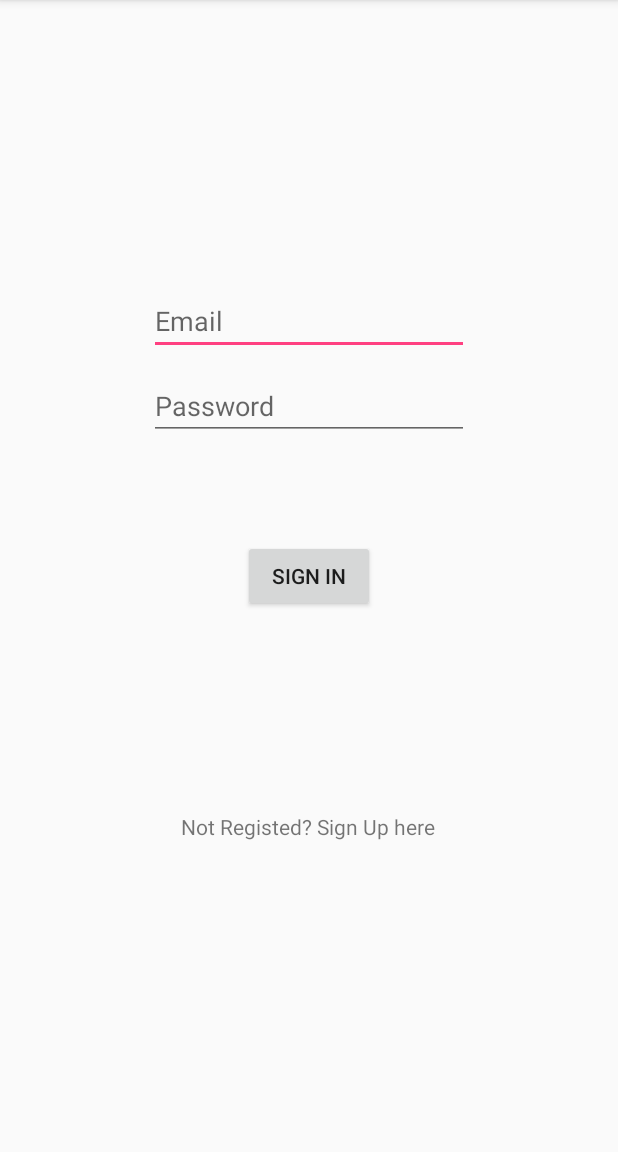
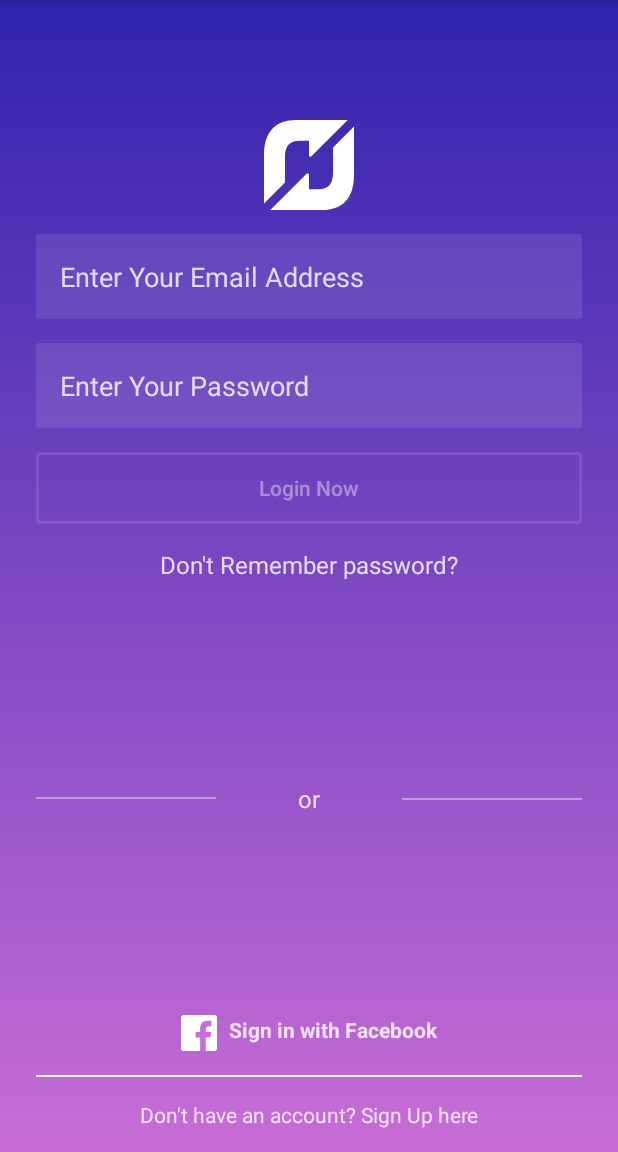
Before and after one commit to nickolastheodoulou/android_app, an Android app: the screen it shows after launch (LoginActivity), after a tap on "Already have an account? Sign in here", on a phone screen of 412 x 824 dp, the part 84-1236 px from its top. Run offline under Robolectric (Android 15) with nearby library versions, the phone set to English and light mode, and no system bars; our stand-ins replace Firebase (no records; nobody signed in at launch, a user with empty details on screens opened directly).

Commit message:
- Need to modify UI to my own design - Need to add sign up UI - Need to add buttons for 'DONT REMEMBER PASSWORF AND SIGN UP WITH FACEBOOK/GOOGLE?'

```diff
--- a/app/src/main/AndroidManifest.xml
+++ b/app/src/main/AndroidManifest.xml
@@ -11,7 +11,7 @@
         android:theme="@style/AppTheme">
         <activity android:name=".HomeActivity"></activity>
         <activity android:name=".LoginActivity"/>
-        <activity android:name=".MainActivity">
+        <activity android:name=".SignupActivity">
             <intent-filter>
                 <action android:name="android.intent.action.MAIN" />
 
--- a/app/src/main/java/com/example/myapplicationnick/HomeActivity.java
+++ b/app/src/main/java/com/example/myapplicationnick/HomeActivity.java
@@ -52,7 +52,7 @@ public class HomeActivity extends AppCompatActivity
             @Override
             public void onClick(View v) {
                 FirebaseAuth.getInstance().signOut();
-                Intent intToMain = new Intent(HomeActivity.this, MainActivity.class);
+                Intent intToMain = new Intent(HomeActivity.this, SignupActivity.class);
                 startActivity(intToMain);
             }
         });
--- a/app/src/main/java/com/example/myapplicationnick/LoginActivity.java
+++ b/app/src/main/java/com/example/myapplicationnick/LoginActivity.java
@@ -31,8 +31,8 @@ public class LoginActivity extends AppCompatActivity {
         setContentView(R.layout.activity_login);
 
         mFirebaseAuth = FirebaseAuth.getInstance();
-        emailId = findViewById(R.id.editText);
-        password = findViewById(R.id.editText2);
+        emailId = findViewById(R.id.txtemail);
+        password = findViewById(R.id.txtpassword);
         btnSignIn = findViewById(R.id.button);
         tvSignUp = findViewById(R.id.textView);
 
@@ -92,7 +92,7 @@ public class LoginActivity extends AppCompatActivity {
         tvSignUp.setOnClickListener(new View.OnClickListener() {
             @Override
             public void onClick(View v) {
-                Intent intSignUp = new Intent(LoginActivity.this, MainActivity.class);
+                Intent intSignUp = new Intent(LoginActivity.this, SignupActivity.class);
                 startActivity(intSignUp);
             }
         });
--- a/app/src/main/java/com/example/myapplicationnick/MainActivity.java
+++ b/app/src/main/java/com/example/myapplicationnick/SignupActivity.java
@@ -16,7 +16,7 @@ import com.google.android.gms.tasks.Task;
 import com.google.firebase.auth.AuthResult;
 import com.google.firebase.auth.FirebaseAuth;
 
-public class MainActivity extends AppCompatActivity {
+public class SignupActivity extends AppCompatActivity {
     EditText emailId, password;
     Button btnSignUp;
     TextView tvSignIn;
@@ -25,11 +25,11 @@ public class MainActivity extends AppCompatActivity {
     @Override
     protected void onCreate(Bundle savedInstanceState) {
         super.onCreate(savedInstanceState);
-        setContentView(R.layout.activity_main);
+        setContentView(R.layout.activity_signup);
 
         mFirebaseAuth = FirebaseAuth.getInstance();
-        emailId = findViewById(R.id.editText);
-        password = findViewById(R.id.editText2);
+        emailId = findViewById(R.id.txtemail);
+        password = findViewById(R.id.txtpassword);
         btnSignUp = findViewById(R.id.button);
         tvSignIn = findViewById(R.id.textView);
         btnSignUp.setOnClickListener(new View.OnClickListener() {
@@ -46,23 +46,23 @@ public class MainActivity extends AppCompatActivity {
                     password.requestFocus();
                 }
                 else  if(email.isEmpty() && pwd.isEmpty()){
-                    Toast.makeText(MainActivity.this,"Fields Are Empty!",Toast.LENGTH_SHORT).show();
+                    Toast.makeText(SignupActivity.this,"Fields Are Empty!",Toast.LENGTH_SHORT).show();
                 }
                 else  if(!(email.isEmpty() && pwd.isEmpty())){
-                    mFirebaseAuth.createUserWithEmailAndPassword(email, pwd).addOnCompleteListener(MainActivity.this, new OnCompleteListener<AuthResult>() {
+                    mFirebaseAuth.createUserWithEmailAndPassword(email, pwd).addOnCompleteListener(SignupActivity.this, new OnCompleteListener<AuthResult>() {
                         @Override
                         public void onComplete(@NonNull Task<AuthResult> task) {
                             if(!task.isSuccessful()){
-                                Toast.makeText(MainActivity.this,"SignUp Unsuccessful, Please Try Again",Toast.LENGTH_SHORT).show();
+                                Toast.makeText(SignupActivity.this,"SignUp Unsuccessful, Please Try Again",Toast.LENGTH_SHORT).show();
                             }
                             else {
-                                startActivity(new Intent(MainActivity.this,HomeActivity.class));
+                                startActivity(new Intent(SignupActivity.this,HomeActivity.class));
                             }
                         }
                     });
                 }
                 else{
-                    Toast.makeText(MainActivity.this,"Error Occurred!",Toast.LENGTH_SHORT).show();
+                    Toast.makeText(SignupActivity.this,"Error Occurred!",Toast.LENGTH_SHORT).show();
 
                 }
             }
@@ -71,7 +71,7 @@ public class MainActivity extends AppCompatActivity {
         tvSignIn.setOnClickListener(new View.OnClickListener() {
             @Override
             public void onClick(View v) {
-                Intent i = new Intent(MainActivity.this,LoginActivity.class);
+                Intent i = new Intent(SignupActivity.this,LoginActivity.class);
                 startActivity(i);
             }
         });
--- /dev/null
+++ b/app/src/main/res/drawable/ic_if_square_facebook.xml
@@ -0,0 +1,5 @@
+<vector android:height="24dp" android:viewportHeight="32.0"
+    android:viewportWidth="32.0" android:width="24dp" xmlns:android="http://schemas.android.com/apk/res/android">
+    <path android:fillColor="#ffffff" android:pathData="M32,30c0,1.1 -0.9,2 -2,2H2c-1.1,0 -2,-0.9 -2,-2V2c0,-1.1 0.9,-2 2,-2h28c1.1,0 2,0.9 2,2V30z"/>
+    <path android:fillColor="#c86dd7" android:pathData="M22,32V20h4l1,-5h-5v-2c0,-2 1,-3 3,-3h2V5c-1,0 -2.24,0 -4,0c-3.67,0 -6,2.88 -6,7v3h-4v5h4v12H22z"/>
+</vector>
--- a/app/src/main/res/layout/activity_login.xml
+++ b/app/src/main/res/layout/activity_login.xml
@@ -4,54 +4,163 @@
     xmlns:tools="http://schemas.android.com/tools"
     android:layout_width="match_parent"
     android:layout_height="match_parent"
-    tools:context=".LoginActivity">
+    android:background="@drawable/bg_login"
+    tools:context="com.example.myapplicationnick.LoginActivity">
+
+    <androidx.constraintlayout.widget.Guideline
+        android:id="@+id/guideline_left"
+        android:layout_width="wrap_content"
+        android:layout_height="wrap_content"
+        android:orientation="vertical"
+        app:layout_constraintGuide_begin="24dp" />
+
+    <androidx.constraintlayout.widget.Guideline
+        android:id="@+id/guideline_right"
+        android:layout_width="wrap_content"
+        android:layout_height="wrap_content"
+        android:orientation="vertical"
+        app:layout_constraintGuide_end="24dp" />
+
+
+    <ImageView
+        android:id="@+id/icon"
+        android:layout_width="wrap_content"
+        android:layout_height="wrap_content"
+        android:layout_marginTop="80dp"
+        android:contentDescription="@string/logo"
+        android:src="@drawable/ic_flattr"
+        app:layout_constraintEnd_toStartOf="@+id/guideline_right"
+        app:layout_constraintStart_toStartOf="@+id/guideline_left"
+        app:layout_constraintTop_toTopOf="parent" />
 
     <EditText
-        android:id="@+id/editText"
+        android:id="@+id/txtemail"
+        android:layout_width="0dp"
+        android:layout_height="wrap_content"
+        android:layout_marginTop="16dp"
+        android:background="@drawable/et_bg"
+        android:hint="@string/email"
+        android:inputType="textEmailAddress"
+        android:padding="16dp"
+        android:textColorHint="@color/login_form_details"
+        app:layout_constraintEnd_toStartOf="@id/guideline_right"
+        app:layout_constraintStart_toStartOf="@id/guideline_left"
+        app:layout_constraintTop_toBottomOf="@+id/icon" />
+
+    <EditText
+        android:id="@+id/txtpassword"
+        android:layout_width="0dp"
+        android:layout_height="wrap_content"
+        android:layout_marginTop="16dp"
+        android:background="@drawable/et_bg"
+        android:hint="@string/password"
+        android:inputType="textPassword"
+        android:padding="16dp"
+        android:textColorHint="@color/login_form_details"
+        app:layout_constraintEnd_toStartOf="@id/guideline_right"
+        app:layout_constraintStart_toStartOf="@id/guideline_left"
+        app:layout_constraintTop_toBottomOf="@+id/txtemail" />
+
+
+    <Button
+        android:id="@+id/button"
+        android:layout_width="0dp"
+        android:layout_height="wrap_content"
+        android:layout_marginTop="16dp"
+        android:background="@drawable/btn_bg"
+        android:text="Login Now"
+        android:textAllCaps="false"
+        android:textColor="@color/login_form_details_medium"
+        app:layout_constraintEnd_toStartOf="@+id/guideline_right"
+        app:layout_constraintStart_toStartOf="@+id/guideline_left"
+        app:layout_constraintTop_toBottomOf="@id/txtpassword" />
+
+    <TextView
+        android:id="@+id/forgot_password"
         android:layout_width="wrap_content"
         android:layout_height="wrap_content"
-        android:ems="10"
-        android:hint="Email"
-        android:inputType="textEmailAddress"
-        app:layout_constraintBottom_toBottomOf="parent"
-        app:layout_constraintEnd_toEndOf="parent"
-        app:layout_constraintStart_toStartOf="parent"
-        app:layout_constraintTop_toTopOf="parent"
-        app:layout_constraintVertical_bias="0.265" />
+        android:layout_marginTop="16dp"
+        android:text="@string/don_t_remember_password"
+        android:textColor="@color/login_form_details"
+        android:textSize="16sp"
+        app:layout_constraintEnd_toStartOf="@id/guideline_right"
+        app:layout_constraintStart_toStartOf="@id/guideline_left"
+        app:layout_constraintTop_toBottomOf="@id/button" />
 
-    <EditText
-        android:id="@+id/editText2"
-        android:layout_width="wrap_content"
-        android:layout_height="wrap_content"
-        android:ems="10"
-        android:hint="Password"
-        android:inputType="textPassword"
-        app:layout_constraintBottom_toBottomOf="parent"
-        app:layout_constraintEnd_toEndOf="parent"
-        app:layout_constraintStart_toStartOf="parent"
-        app:layout_constraintTop_toBottomOf="@+id/editText"
-        app:layout_constraintVertical_bias="0.023" />
+
+
+
+
+    <View
+        android:id="@+id/footer_line"
+        android:layout_width="0dp"
+        android:layout_height="1dp"
+        android:layout_marginBottom="50dp"
+        android:background="#fff"
+        app:layout_constraintEnd_toStartOf="@id/guideline_right"
+        app:layout_constraintStart_toStartOf="@id/guideline_left"
+        app:layout_constraintBottom_toBottomOf="parent" />
 
     <TextView
         android:id="@+id/textView"
         android:layout_width="wrap_content"
         android:layout_height="wrap_content"
-        android:text="Not Registed? Sign Up here"
-        app:layout_constraintBottom_toBottomOf="parent"
-        app:layout_constraintEnd_toEndOf="parent"
-        app:layout_constraintHorizontal_bias="0.498"
-        app:layout_constraintStart_toStartOf="parent"
-        app:layout_constraintTop_toTopOf="parent"
-        app:layout_constraintVertical_bias="0.723" />
-
-    <Button
-        android:id="@+id/button"
-        android:layout_width="wrap_content"
-        android:layout_height="wrap_content"
-        android:text="Sign In"
+        android:text="@string/dont_have_an_account"
+        android:textColor="@color/login_form_details"
         app:layout_constraintBottom_toBottomOf="parent"
         app:layout_constraintEnd_toEndOf="parent"
         app:layout_constraintStart_toStartOf="parent"
-        app:layout_constraintTop_toTopOf="parent" />
+        app:layout_constraintTop_toBottomOf="@id/footer_line" />
+
+    <TextView
+        android:id="@+id/facebook_login"
+        android:layout_width="wrap_content"
+        android:layout_height="wrap_content"
+        android:layout_marginBottom="16dp"
+        android:drawablePadding="8dp"
+        android:drawableStart="@drawable/ic_if_square_facebook"
+        android:drawableLeft="@drawable/ic_if_square_facebook"
+        android:text="@string/sign_in_with_facebook"
+        android:textColor="@color/login_form_details"
+        android:textStyle="bold"
+        app:layout_constraintBottom_toTopOf="@id/footer_line"
+        app:layout_constraintEnd_toStartOf="@id/guideline_right"
+        app:layout_constraintStart_toStartOf="@id/guideline_left" />
+
+
+    <View
+        android:id="@+id/line1"
+        android:layout_width="120dp"
+        android:layout_height="1dp"
+        android:background="@color/login_form_details_medium"
+        app:layout_constraintStart_toStartOf="@id/guideline_left"
+        app:layout_constraintTop_toBottomOf="@+id/forgot_password"
+        app:layout_constraintBottom_toTopOf="@+id/facebook_login"
+        app:layout_constraintHorizontal_chainStyle="spread_inside"
+        app:layout_constraintEnd_toStartOf="@+id/or"/>
+
+    <TextView
+        android:id="@+id/or"
+        android:layout_width="wrap_content"
+        android:layout_height="wrap_content"
+        android:text="@string/or"
+        android:textColor="@color/login_form_details"
+        android:textSize="16sp"
+        app:layout_constraintBottom_toBottomOf="@+id/line1"
+        app:layout_constraintTop_toTopOf="@+id/line1"
+        app:layout_constraintEnd_toStartOf="@+id/line2"
+        app:layout_constraintStart_toEndOf="@+id/line1" />
+
+    <View
+        android:id="@+id/line2"
+        android:layout_width="120dp"
+        android:layout_height="1dp"
+        android:background="@color/login_form_details_medium"
+        app:layout_constraintBottom_toBottomOf="@+id/or"
+        app:layout_constraintEnd_toEndOf="@id/guideline_right"
+        app:layout_constraintStart_toEndOf="@+id/or"
+        app:layout_constraintTop_toTopOf="@+id/or" />
+
+
 
 </androidx.constraintlayout.widget.ConstraintLayout>
--- a/app/src/main/res/values/strings.xml
+++ b/app/src/main/res/values/strings.xml
@@ -4,8 +4,10 @@
     <string name="age">Enter Your Age</string>
     <string name="button">Submit Now</string>
     <string name="don_t_remember_password">Don\'t Remember password?</string>
-    <string name="dont_have_an_account">Don\'t have an account?</string>
+    <string name="dont_have_an_account">Don\'t have an account? Sign Up here</string>
     <string name="sign_in_with_facebook">Sign in with Facebook</string>
+    <string name='email'>Enter Your Email Address</string>
+    <string name='password'>Enter Your Password</string>
     <string name="logo"> </string>
     <string name="or">or</string>
 </resources>
```
Also changed, not shown: app/src/main/res/drawable/ic_white_logo_curved.xml (added, +47 -0 lines), app/src/main/res/layout/activity_signup.xml (renamed from app/src/main/res/layout/activity_main.xml, +4 -4 lines).
